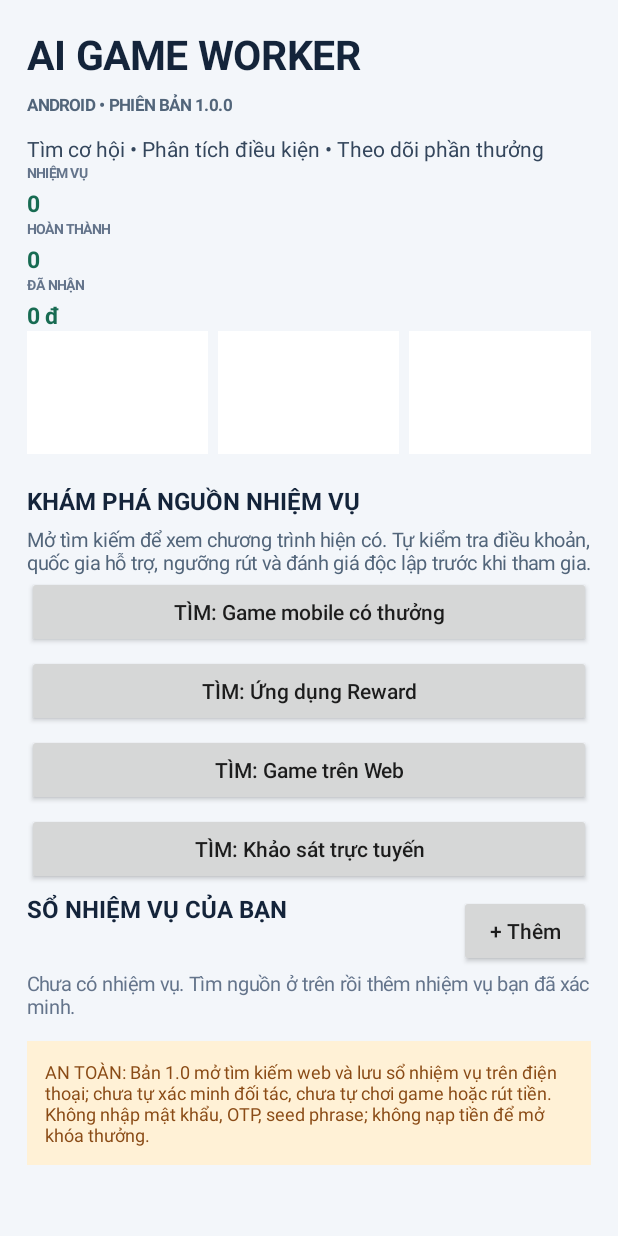
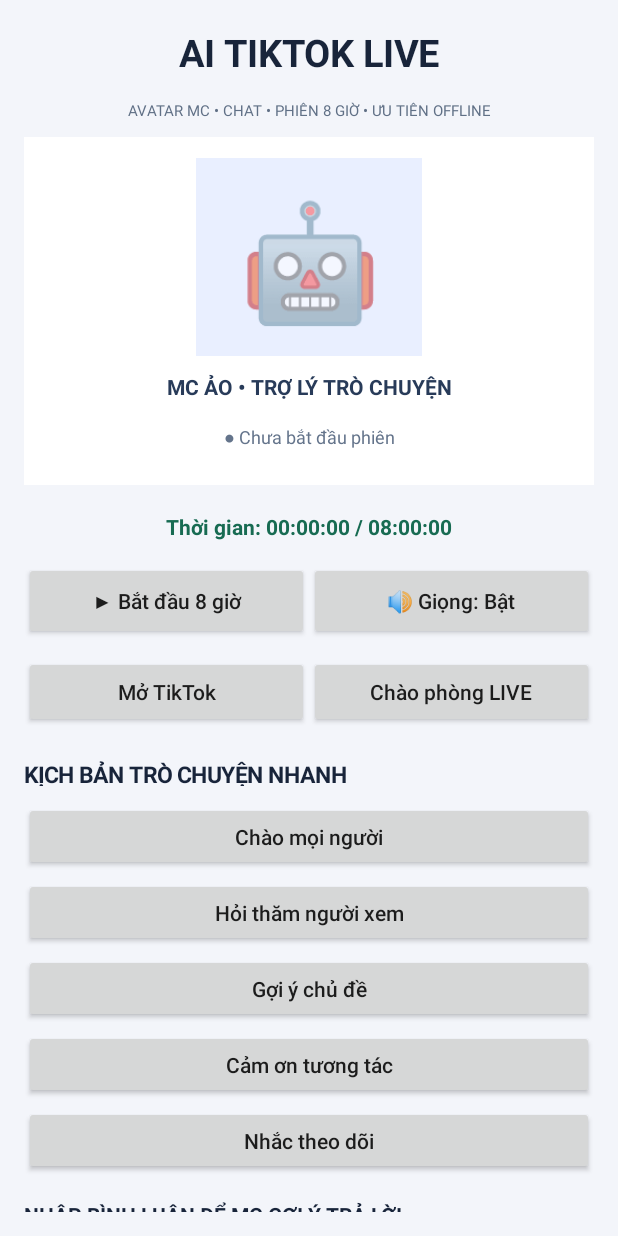
Before and after one commit to nhocli11280-eng/FF-AI-BOT, an Android app: the screen it shows after launch (MainActivity), on a phone screen of 412 x 824 dp. Run offline under Robolectric (Android 15) with nearby library versions, the phone set to English and light mode, and no system bars.

Commit message:
Create AI TikTok LIVE Avatar Android app (#2)
* Replace dashboard with TikTok LIVE avatar assistant

* Bump Android app to AI TikTok LIVE 1.1.0

* Rename app to AI TikTok LIVE Avatar

```diff
--- a/app/build.gradle.kts
+++ b/app/build.gradle.kts
@@ -9,8 +9,8 @@ android {
         applicationId = "com.ff.aibot"
         minSdk = 26
         targetSdk = 35
-        versionCode = 3
-        versionName = "1.0.0"
+        versionCode = 4
+        versionName = "1.1.0"
     }
     compileOptions {
         sourceCompatibility = JavaVersion.VERSION_17
--- a/app/src/main/AndroidManifest.xml
+++ b/app/src/main/AndroidManifest.xml
@@ -7,7 +7,7 @@
     <uses-permission android:name="android.permission.POST_NOTIFICATIONS" />
     <application
         android:theme="@android:style/Theme.Material.Light.NoActionBar"
-        android:label="AI Game Worker"
+        android:label="AI TikTok LIVE Avatar"
         android:allowBackup="false"
         android:usesCleartextTraffic="false">
         <activity android:name=".MainActivity" android:exported="true">
--- a/app/src/main/java/com/ff/aibot/MainActivity.kt
+++ b/app/src/main/java/com/ff/aibot/MainActivity.kt
@@ -5,96 +5,281 @@ import android.app.AlertDialog
 import android.content.Intent
 import android.net.Uri
 import android.os.Bundle
-import android.text.InputType
+import android.os.Handler
+import android.os.Looper
+import android.speech.tts.TextToSpeech
 import android.view.Gravity
-import android.widget.ArrayAdapter
-import android.widget.Button
-import android.widget.EditText
-import android.widget.LinearLayout
-import android.widget.ScrollView
-import android.widget.Spinner
-import android.widget.TextView
-import org.json.JSONArray
-import org.json.JSONObject
+import android.view.View
+import android.view.animation.AlphaAnimation
+import android.view.animation.Animation
+import android.widget.*
 import java.util.Locale
+import java.util.concurrent.TimeUnit
 
-class MainActivity : Activity() {
-    private data class Task(val id: Long, val title: String, val source: String, var reward: Long, val note: String, var completed: Boolean = false)
-    private val tasks = mutableListOf<Task>()
-    private val prefs by lazy { getSharedPreferences("game_worker", MODE_PRIVATE) }
-    private lateinit var content: LinearLayout
-    private val sources = listOf(
-        Pair("Game mobile có thưởng", "legitimate mobile games reward tasks Vietnam"),
-        Pair("Ứng dụng Reward", "legitimate reward apps tasks cash out Vietnam"),
-        Pair("Game trên Web", "legitimate browser games reward programs"),
-        Pair("Khảo sát trực tuyến", "paid survey platforms Vietnam official rewards")
-    )
+class MainActivity : Activity(), TextToSpeech.OnInitListener {
+    private lateinit var tts: TextToSpeech
+    private var ttsReady = false
+    private var voiceEnabled = true
+    private var running = false
+    private var startedAt = 0L
+    private var elapsedBefore = 0L
+    private val maxSessionMs = TimeUnit.HOURS.toMillis(8)
+    private val handler = Handler(Looper.getMainLooper())
+    private lateinit var timerText: TextView
+    private lateinit var statusText: TextView
+    private lateinit var avatar: TextView
+    private lateinit var logBox: LinearLayout
+    private lateinit var startButton: Button
+    private lateinit var voiceButton: Button
+    private lateinit var chatInput: EditText
 
-    override fun onCreate(savedInstanceState: Bundle?) { super.onCreate(savedInstanceState); loadTasks(); render() }
+    private val tick = object : Runnable {
+        override fun run() {
+            if (!running) return
+            val elapsed = elapsedBefore + (System.currentTimeMillis() - startedAt)
+            val remain = (maxSessionMs - elapsed).coerceAtLeast(0)
+            timerText.text = "Thời gian: ${clock(elapsed)} / 08:00:00  •  Còn ${clock(remain)}"
+            if (remain == 0L) {
+                stopSession()
+                addMessage("Hệ thống", "Đã đủ 8 giờ. Phiên hỗ trợ đã tự kết thúc.")
+                return
+            }
+            handler.postDelayed(this, 1000)
+        }
+    }
+
+    override fun onCreate(savedInstanceState: Bundle?) {
+        super.onCreate(savedInstanceState)
+        tts = TextToSpeech(this, this)
+        render()
+    }
+
+    override fun onInit(status: Int) {
+        ttsReady = status == TextToSpeech.SUCCESS
+        if (ttsReady) {
+            val result = tts.setLanguage(Locale("vi", "VN"))
+            if (result == TextToSpeech.LANG_MISSING_DATA || result == TextToSpeech.LANG_NOT_SUPPORTED) {
+                tts.setLanguage(Locale.getDefault())
+                addMessage("Hệ thống", "Máy chưa có giọng tiếng Việt. Hãy cài dữ liệu chuyển văn bản thành giọng nói trong cài đặt Android.")
+            } else addMessage("MC AI", "Xin chào mọi người! Chào mừng bạn đến với buổi trò chuyện hôm nay.")
+        } else addMessage("Hệ thống", "Không khởi tạo được Text-to-Speech trên thiết bị.")
+    }
 
     private fun render() {
-        val root = LinearLayout(this).apply { orientation = LinearLayout.VERTICAL; setPadding(dp(18), dp(18), dp(18), dp(24)); setBackgroundColor(0xFFF3F6FA.toInt()) }
+        val root = LinearLayout(this).apply {
+            orientation = LinearLayout.VERTICAL
+            setPadding(dp(16), dp(14), dp(16), dp(16))
+            setBackgroundColor(0xFFF3F5FA.toInt())
+        }
         val scroll = ScrollView(this).apply { isFillViewport = true }
-        content = LinearLayout(this).apply { orientation = LinearLayout.VERTICAL }
-        scroll.addView(content); root.addView(scroll); setContentView(root)
-        addText("AI GAME WORKER", 27f, 0xFF14243A.toInt(), true)
-        addText("ANDROID • PHIÊN BẢN 1.0.0", 11f, 0xFF52657A.toInt(), true, 8)
-        addText("Tìm cơ hội • Phân tích điều kiện • Theo dõi phần thưởng", 14f, 0xFF34465C.toInt(), false, 12)
-        val stats = LinearLayout(this).apply { orientation = LinearLayout.HORIZONTAL }
-        stats.addView(statCard("NHIỆM VỤ", tasks.size.toString()), LinearLayout.LayoutParams(0, dp(82), 1f))
-        stats.addView(statCard("HOÀN THÀNH", tasks.count { it.completed }.toString()), LinearLayout.LayoutParams(0, dp(82), 1f).apply { marginStart = dp(7) })
-        stats.addView(statCard("ĐÃ NHẬN", money(tasks.filter { it.completed }.sumOf { it.reward })), LinearLayout.LayoutParams(0, dp(82), 1f).apply { marginStart = dp(7) })
-        content.addView(stats)
-        addText("KHÁM PHÁ NGUỒN NHIỆM VỤ", 16f, 0xFF14243A.toInt(), true, 20)
-        addText("Mở tìm kiếm để xem chương trình hiện có. Tự kiểm tra điều khoản, quốc gia hỗ trợ, ngưỡng rút và đánh giá độc lập trước khi tham gia.", 13f, 0xFF52657A.toInt(), false, 6)
-        sources.forEach { pair ->
-            content.addView(Button(this).apply { text = "TÌM: " + pair.first; isAllCaps = false; setOnClickListener { openSearch(pair.second) } }, matchWrap().apply { bottomMargin = dp(5) })
+        val body = LinearLayout(this).apply { orientation = LinearLayout.VERTICAL; gravity = Gravity.CENTER_HORIZONTAL }
+        scroll.addView(body)
+        root.addView(scroll, LinearLayout.LayoutParams(-1, 0, 1f))
+        setContentView(root)
+
+        body.addView(TextView(this).apply {
+            text = "AI TIKTOK LIVE"
+            textSize = 25f
+            setTextColor(0xFF18243A.toInt())
+            setTypeface(null, android.graphics.Typeface.BOLD)
+            gravity = Gravity.CENTER
+        }, params(-1, dp(42)))
+        body.addView(TextView(this).apply {
+            text = "AVATAR MC • CHAT • PHIÊN 8 GIỜ • ƯU TIÊN OFFLINE"
+            textSize = 10f; setTextColor(0xFF607086.toInt()); gravity = Gravity.CENTER
+        }, params(-1, dp(26)))
+
+        val avatarCard = LinearLayout(this).apply {
+            orientation = LinearLayout.VERTICAL
+            gravity = Gravity.CENTER
+            setPadding(dp(12), dp(14), dp(12), dp(14))
+            setBackgroundColor(0xFFFFFFFF.toInt())
         }
-        val header = LinearLayout(this).apply { orientation = LinearLayout.HORIZONTAL; gravity = Gravity.CENTER_VERTICAL }
-        header.addView(TextView(this).apply { text = "SỔ NHIỆM VỤ CỦA BẠN"; textSize = 16f; setTextColor(0xFF14243A.toInt()); setTypeface(null, android.graphics.Typeface.BOLD) }, LinearLayout.LayoutParams(0, dp(52), 1f))
-        header.addView(Button(this).apply { text = "+ Thêm"; isAllCaps = false; setOnClickListener { showAddTaskDialog() } })
-        content.addView(header)
-        if (tasks.isEmpty()) addText("Chưa có nhiệm vụ. Tìm nguồn ở trên rồi thêm nhiệm vụ bạn đã xác minh.", 13f, 0xFF64748B.toInt(), false)
-        tasks.sortedBy { it.completed }.forEach { task -> content.addView(taskCard(task), matchWrap().apply { bottomMargin = dp(8) }) }
-        val note = TextView(this).apply { text = "AN TOÀN: Bản 1.0 mở tìm kiếm web và lưu sổ nhiệm vụ trên điện thoại; chưa tự xác minh đối tác, chưa tự chơi game hoặc rút tiền. Không nhập mật khẩu, OTP, seed phrase; không nạp tiền để mở khóa thưởng."; textSize = 12f; setTextColor(0xFF8A4B16.toInt()); setPadding(dp(12), dp(12), dp(12), dp(12)); setBackgroundColor(0xFFFFF1D6.toInt()) }
-        content.addView(note, matchWrap().apply { topMargin = dp(14) })
+        avatar = TextView(this).apply {
+            text = "🤖"
+            textSize = 76f
+            gravity = Gravity.CENTER
+            setBackgroundColor(0xFFE9EFFF.toInt())
+            setPadding(dp(28), dp(12), dp(28), dp(12))
+        }
+        avatarCard.addView(avatar, params(-2, dp(132)))
+        avatarCard.addView(TextView(this).apply {
+            text = "MC ẢO • TRỢ LÝ TRÒ CHUYỆN"
+            textSize = 14f; setTypeface(null, android.graphics.Typeface.BOLD)
+            setTextColor(0xFF283B59.toInt()); gravity = Gravity.CENTER
+        }, params(-1, dp(32)))
+        statusText = TextView(this).apply {
+            text = "● Chưa bắt đầu phiên"
+            textSize = 12f; setTextColor(0xFF64748B.toInt()); gravity = Gravity.CENTER
+        }
+        avatarCard.addView(statusText, params(-1, dp(26)))
+        body.addView(avatarCard, params(-1, -2))
+
+        timerText = TextView(this).apply {
+            text = "Thời gian: 00:00:00 / 08:00:00"
+            textSize = 14f; setTypeface(null, android.graphics.Typeface.BOLD)
+            setTextColor(0xFF176B52.toInt()); gravity = Gravity.CENTER
+            setPadding(0, dp(12), 0, dp(8))
+        }
+        body.addView(timerText, params(-1, dp(42)))
+
+        val controls = LinearLayout(this).apply { orientation = LinearLayout.HORIZONTAL }
+        startButton = Button(this).apply {
+            text = "▶ Bắt đầu 8 giờ"; isAllCaps = false
+            setOnClickListener { if (running) stopSession() else startSession() }
+        }
+        voiceButton = Button(this).apply {
+            text = "🔊 Giọng: Bật"; isAllCaps = false
+            setOnClickListener {
+                voiceEnabled = !voiceEnabled
+                text = if (voiceEnabled) "🔊 Giọng: Bật" else "🔇 Giọng: Tắt"
+                if (!voiceEnabled && ttsReady) tts.stop()
+            }
+        }
+        controls.addView(startButton, LinearLayout.LayoutParams(0, dp(52), 1f))
+        controls.addView(voiceButton, LinearLayout.LayoutParams(0, dp(52), 1f))
+        body.addView(controls, params(-1, dp(58)))
+
+        val actions = LinearLayout(this).apply { orientation = LinearLayout.HORIZONTAL }
+        actions.addView(Button(this).apply {
+            text = "Mở TikTok"; isAllCaps = false
+            setOnClickListener { runCatching { startActivity(packageManager.getLaunchIntentForPackage("com.zhiliaoapp.musically") ?: Intent(Intent.ACTION_VIEW, Uri.parse("https://www.tiktok.com/live"))) } }
+        }, LinearLayout.LayoutParams(0, dp(48), 1f))
+        actions.addView(Button(this).apply {
+            text = "Chào phòng LIVE"; isAllCaps = false
+            setOnClickListener { say("Xin chào cả nhà! Cảm ơn mọi người đã ghé vào phòng LIVE. Mọi người hôm nay thế nào?") }
+        }, LinearLayout.LayoutParams(0, dp(48), 1f))
+        body.addView(actions, params(-1, dp(52)))
+
+        body.addView(TextView(this).apply {
+            text = "KỊCH BẢN TRÒ CHUYỆN NHANH"
+            textSize = 15f; setTypeface(null, android.graphics.Typeface.BOLD)
+            setTextColor(0xFF18243A.toInt()); gravity = Gravity.START
+            setPadding(0, dp(12), 0, dp(6))
+        }, params(-1, dp(36)))
+        val quick = listOf(
+            "Chào mọi người" to "Xin chào mọi người! Rất vui vì bạn đang ở đây. Hãy để lại lời chào nhé!",
+            "Hỏi thăm người xem" to "Mọi người đang xem từ tỉnh thành nào vậy? Hãy bình luận cho MC biết nhé!",
+            "Gợi ý chủ đề" to "Mọi người muốn trò chuyện về âm nhạc, phim ảnh hay chuyện đời thường hôm nay?",
+            "Cảm ơn tương tác" to "Cảm ơn bạn đã bình luận và đồng hành cùng buổi LIVE. Chúc bạn một ngày vui vẻ!",
+            "Nhắc theo dõi" to "Nếu thấy nội dung thú vị, bạn có thể theo dõi kênh để gặp lại MC trong những buổi sau nhé!"
+        )
+        quick.forEach { item ->
+            body.addView(Button(this).apply {
+                text = item.first; isAllCaps = false
+                setOnClickListener { say(item.second) }
+            }, params(-1, dp(46)))
+        }
+
+        body.addView(TextView(this).apply {
+            text = "NHẬP BÌNH LUẬN ĐỂ MC GỢI Ý TRẢ LỜI"
+            textSize = 14f; setTypeface(null, android.graphics.Typeface.BOLD)
+            setTextColor(0xFF18243A.toInt()); gravity = Gravity.START
+            setPadding(0, dp(12), 0, dp(5))
+        }, params(-1, dp(36)))
+        chatInput = EditText(this).apply { hint = "Nhập bình luận bạn nhìn thấy trên LIVE…"; minLines = 2; maxLines = 3 }
+        body.addView(chatInput, params(-1, -2))
+        body.addView(Button(this).apply {
+            text = "✨ AI gợi ý và đọc câu trả lời"; isAllCaps = false
+            setOnClickListener {
+                val q = chatInput.text.toString().trim()
+                if (q.isNotEmpty()) {
+                    val answer = makeReply(q)
+                    addMessage("Người xem (nhập tay)", q)
+                    say(answer)
+                    chatInput.setText("")
+                }
+            }
+        }, params(-1, dp(50)))
+
+        body.addView(TextView(this).apply {
+            text = "NHẬT KÝ MC"
+            textSize = 14f; setTypeface(null, android.graphics.Typeface.BOLD)
+            setTextColor(0xFF18243A.toInt()); gravity = Gravity.START
+            setPadding(0, dp(12), 0, dp(5))
+        }, params(-1, dp(34)))
+        logBox = LinearLayout(this).apply {
+            orientation = LinearLayout.VERTICAL
+            setPadding(dp(10), dp(8), dp(10), dp(8))
+            setBackgroundColor(0xFFFFFFFF.toInt())
+        }
+        body.addView(logBox, params(-1, -2))
+        addMessage("Hệ thống", "MC hoạt động offline bằng kịch bản và giọng đọc Android. Bình luận TikTok cần bạn nhập tay.")
+        body.addView(TextView(this).apply {
+            text = "GIỚI HẠN: Đây là avatar minh họa và trợ lý MC trên điện thoại, chưa phải nhân vật 3D/AI tạo sinh. Ứng dụng không tự đọc bình luận TikTok, không tự phát LIVE và không giữ máy chạy nền 8 giờ nếu Android đóng ứng dụng. Hãy dùng tính năng LIVE chính thức và tuân thủ điều kiện của TikTok."
+            textSize = 11f; setTextColor(0xFF8A4B16.toInt())
+            setPadding(dp(10), dp(12), dp(10), dp(12))
+            setBackgroundColor(0xFFFFF1D6.toInt())
+        }, params(-1, -2))
     }
 
-    private fun statCard(label: String, value: String) = LinearLayout(this).apply { orientation = LinearLayout.VERTICAL; gravity = Gravity.CENTER; setPadding(dp(4), dp(7), dp(4), dp(7)); setBackgroundColor(0xFFFFFFFF.toInt()); addText(label, 9f, 0xFF64748B.toInt(), true); addText(value, 15f, 0xFF176B52.toInt(), true, 4) }
-    private fun taskCard(task: Task) = LinearLayout(this).apply {
-        orientation = LinearLayout.VERTICAL; setPadding(dp(12), dp(10), dp(12), dp(10)); setBackgroundColor(0xFFFFFFFF.toInt())
-        addText(task.title, 15f, 0xFF172A42.toInt(), true)
-        addText(task.source + " • " + if (task.completed) "Đã hoàn thành" else "Đang theo dõi", 11f, 0xFF64748B.toInt(), false, 3)
-        if (task.note.isNotBlank()) addText(task.note, 12f, 0xFF52657A.toInt(), false, 4)
-        addText("Tiền thực nhận: " + money(if (task.completed) task.reward else 0), 12f, 0xFF176B52.toInt(), true, 4)
-        val actions = LinearLayout(this@MainActivity).apply { orientation = LinearLayout.HORIZONTAL }
-        actions.addView(Button(this@MainActivity).apply { text = if (task.completed) "Chưa hoàn thành" else "Đánh dấu hoàn thành"; isAllCaps = false; setOnClickListener { if (task.completed) { task.completed = false; saveTasks(); render() } else confirmComplete(task) } }, LinearLayout.LayoutParams(0, dp(48), 1f))
-        actions.addView(Button(this@MainActivity).apply { text = "Xóa"; isAllCaps = false; setOnClickListener { AlertDialog.Builder(this@MainActivity).setMessage("Xóa nhiệm vụ này?").setNegativeButton("Hủy", null).setPositiveButton("Xóa") { _, _ -> tasks.removeAll { it.id == task.id }; saveTasks(); render() }.show() } })
-        addView(actions)
+    private fun startSession() {
+        if (elapsedBefore >= maxSessionMs) elapsedBefore = 0
+        startedAt = System.currentTimeMillis()
+        running = true
+        startButton.text = "■ Kết thúc phiên"
+        statusText.text = "● Đang hỗ trợ phiên trò chuyện"
+        statusText.setTextColor(0xFF16835D.toInt())
+        val pulse = AlphaAnimation(0.72f, 1f).apply { duration = 900; repeatMode = Animation.REVERSE; repeatCount = Animation.INFINITE }
+        avatar.startAnimation(pulse)
+        addMessage("Hệ thống", "Đã bắt đầu bộ đếm phiên tối đa 8 giờ.")
+        handler.post(tick)
+        say("MC đã sẵn sàng. Xin chào mọi người!")
     }
 
-    private fun showAddTaskDialog() {
-        val form = LinearLayout(this).apply { orientation = LinearLayout.VERTICAL; setPadding(dp(20), dp(8), dp(20), 0) }
-        val title = EditText(this).apply { hint = "Tên nhiệm vụ" }; form.addView(title)
-        form.addView(TextView(this).apply { text = "Nguồn nhiệm vụ"; textSize = 12f })
-        val source = Spinner(this).apply { adapter = ArrayAdapter(this@MainActivity, android.R.layout.simple_spinner_dropdown_item, listOf("Game", "Reward", "Web", "Survey")) }; form.addView(source)
-        val reward = EditText(this).apply { hint = "Tiền thực nhận (VNĐ), có thể để 0"; inputType = InputType.TYPE_CLASS_NUMBER }; form.addView(reward)
-        val note = EditText(this).apply { hint = "Ghi chú / điều kiện rút tiền" }; form.addView(note)
-        AlertDialog.Builder(this).setTitle("Thêm nhiệm vụ đã kiểm tra").setView(form).setNegativeButton("Hủy", null).setPositiveButton("Lưu") { _, _ ->
-            val name = title.text.toString().trim(); if (name.isNotEmpty()) { tasks.add(Task(System.currentTimeMillis(), name, source.selectedItem.toString(), reward.text.toString().toLongOrNull()?.coerceAtLeast(0) ?: 0, note.text.toString().trim())); saveTasks(); render() }
-        }.show()
+    private fun stopSession() {
+        if (running) elapsedBefore += System.currentTimeMillis() - startedAt
+        running = false
+        handler.removeCallbacks(tick)
+        avatar.clearAnimation()
+        startButton.text = "▶ Tiếp tục phiên"
+        statusText.text = "● Đã tạm dừng phiên"
+        statusText.setTextColor(0xFF64748B.toInt())
+        if (::timerText.isInitialized) timerText.text = "Thời gian: ${clock(elapsedBefore)} / 08:00:00"
+        if (ttsReady) tts.stop()
     }
 
-    private fun confirmComplete(task: Task) {
-        val amount = EditText(this).apply { hint = "Số tiền thực tế đã nhận (VNĐ)"; inputType = InputType.TYPE_CLASS_NUMBER }
-        AlertDialog.Builder(this).setTitle("Xác nhận nhiệm vụ").setMessage("Chỉ xác nhận sau khi nền tảng đã trả thưởng. Nhập số tiền thực nhận; nhập 0 nếu chưa rút được.").setView(amount).setNegativeButton("Hủy", null).setPositiveButton("Xác nhận") { _, _ -> task.reward = amount.text.toString().toLongOrNull()?.coerceAtLeast(0) ?: 0; task.completed = true; saveTasks(); render() }.show()
+    private fun say(text: String) {
+        addMessage("MC AI", text)
+        if (voiceEnabled && ttsReady) tts.speak(text, TextToSpeech.QUEUE_FLUSH, null, "live-${System.currentTimeMillis()}")
     }
 
-    private fun addText(value: String, size: Float, color: Int, bold: Boolean, top: Int = 0) { content.addView(TextView(this).apply { text = value; textSize = size; setTextColor(color); if (bold) setTypeface(null, android.graphics.Typeface.BOLD); if (top > 0) setPadding(0, dp(top), 0, 0) }, matchWrap()) }
-    private fun openSearch(query: String) { runCatching { startActivity(Intent(Intent.ACTION_VIEW, Uri.parse("https://www.google.com/search?q=" + Uri.encode(query)))) }.onFailure { AlertDialog.Builder(this).setMessage("Không mở được trình duyệt. Hãy kiểm tra Wi-Fi.").setPositiveButton("OK", null).show() } }
-    private fun loadTasks() { tasks.clear(); runCatching { val a = JSONArray(prefs.getString("tasks", "[]")); for (i in 0 until a.length()) { val o = a.getJSONObject(i); tasks.add(Task(o.optLong("id"), o.optString("title"), o.optString("source"), o.optLong("reward"), o.optString("note"), o.optBoolean("completed"))) } } }
-    private fun saveTasks() { val a = JSONArray(); tasks.forEach { t -> a.put(JSONObject().apply { put("id", t.id); put("title", t.title); put("source", t.source); put("reward", t.reward); put("note", t.note); put("completed", t.completed) }) }; prefs.edit().putString("tasks", a.toString()).apply() }
-    private fun money(value: Long) = String.format(Locale("vi", "VN"), "%,d đ", value)
-    private fun dp(value: Int) = (value * resources.displayMetrics.density).toInt()
-    private fun matchWrap() = LinearLayout.LayoutParams(LinearLayout.LayoutParams.MATCH_PARENT, LinearLayout.LayoutParams.WRAP_CONTENT)
+    private fun makeReply(message: String): String {
+        val q = message.lowercase(Locale("vi", "VN"))
+        return when {
+            listOf("xin chào", "hello", "chào").any { it in q } -> "Xin chào bạn! Cảm ơn bạn đã ghé phòng LIVE. Chúc bạn có khoảng thời gian thật vui nhé!"
+            listOf("bao nhiêu tuổi", "tuổi").any { it in q } -> "MC là nhân vật ảo nên không có tuổi thật. Còn bạn bao nhiêu tuổi rồi?"
+            listOf("ở đâu", "đến từ đâu", "ở tỉnh").any { it in q } -> "MC đang đồng hành cùng mọi người qua buổi LIVE trực tuyến. Bạn đang xem từ đâu vậy?"
+            listOf("buồn", "mệt", "stress").any { it in q } -> "Mong bạn sẽ thấy vui hơn nhé. Nếu muốn, hãy kể thêm một chút, MC đang lắng nghe đây."
+            listOf("hát", "nhạc", "bài hát").any { it in q } -> "Chủ đề âm nhạc thú vị đấy! Bạn thích thể loại nhạc nào: pop, ballad hay remix?"
+            listOf("cảm ơn", "thanks").any { it in q } -> "MC cảm ơn bạn nhiều nhé! Chúc bạn luôn vui vẻ và gặp nhiều điều may mắn."
+            listOf("follow", "theo dõi").any { it in q } -> "Nếu yêu thích buổi trò chuyện, bạn có thể theo dõi kênh để gặp lại mọi người ở LIVE tiếp theo nhé."
+            else -> "Cảm ơn bạn đã chia sẻ! MC đã ghi nhận bình luận. Bạn kể thêm một chút để cả phòng cùng trò chuyện nhé?"
+        }
+    }
+
+    private fun addMessage(sender: String, message: String) {
+        if (!::logBox.isInitialized) return
+        logBox.addView(TextView(this).apply {
+            text = "$sender: $message"
+            textSize = 12f
+            setTextColor(if (sender == "MC AI") 0xFF176B52.toInt() else 0xFF334155.toInt())
+            setPadding(0, dp(4), 0, dp(4))
+        })
+        while (logBox.childCount > 24) logBox.removeViewAt(0)
+    }
+
+    private fun clock(ms: Long): String {
+        val seconds = TimeUnit.MILLISECONDS.toSeconds(ms).coerceAtLeast(0)
+        return String.format(Locale.US, "%02d:%02d:%02d", seconds / 3600, (seconds % 3600) / 60, seconds % 60)
+    }
+
+    private fun params(width: Int, height: Int) = LinearLayout.LayoutParams(width, height).apply { bottomMargin = dp(5) }
+    private fun dp(v: Int) = (v * resources.displayMetrics.density).toInt()
+
+    override fun onDestroy() {
+        stopSession()
+        if (::tts.isInitialized) tts.shutdown()
+        super.onDestroy()
+    }
 }
```
